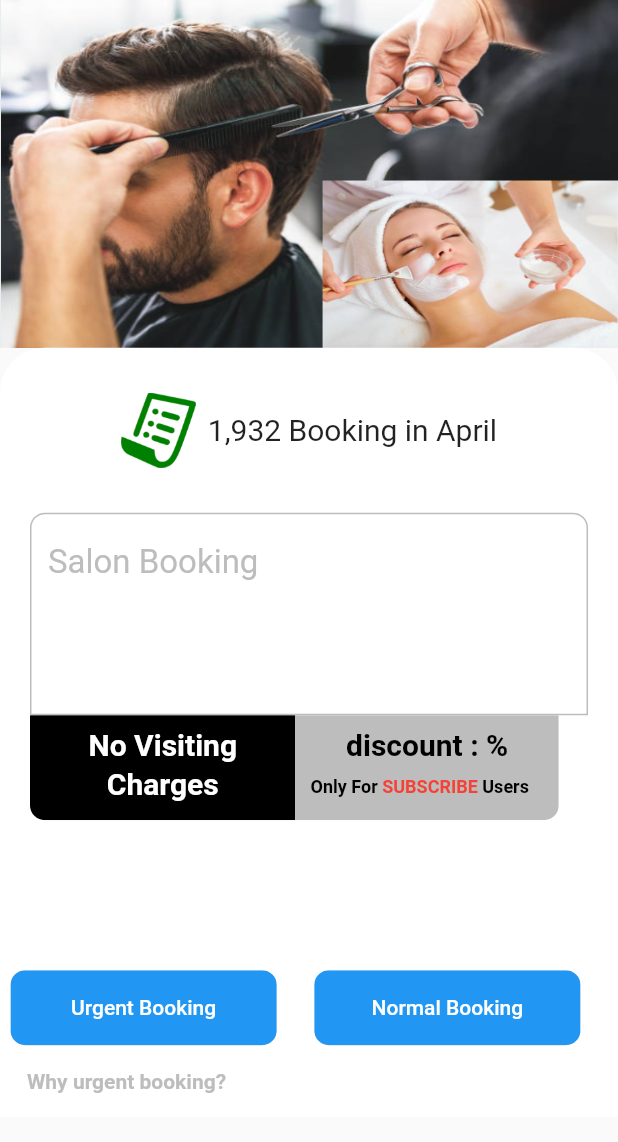
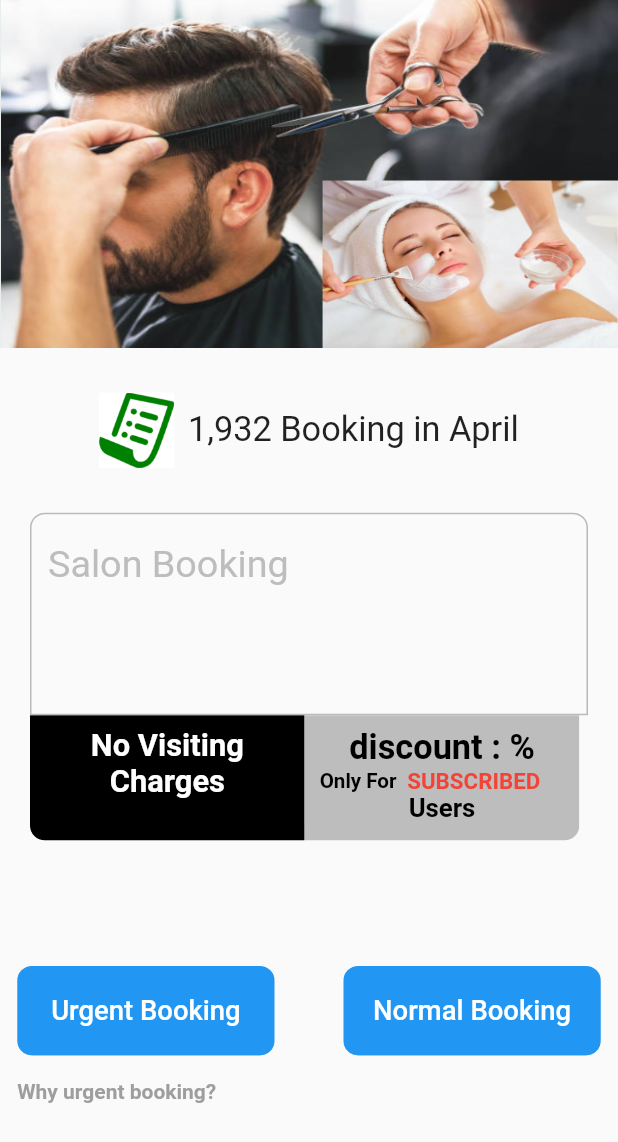
Before and after one commit to flameXpriyanshu/Repair-Duniya, a Flutter app: the MySalon screen opened by its route, on a phone screen of 412 x 824 dp. Shown: the top 1142 px of the screen. Run offline on Flutter 3.47's test engine with Material 2 defaults, Android fonts, the phone set to English and light mode, and no system bars; drawn by our look-alikes of carousel_slider; our stand-ins replace country_picker, firebase_auth, firebase_core, flutter_rating_bar, flutter_screenutil, flutter_svg and 5 more; missing offline and left inert: flutter_polyline_points; accounts and stored records are empty; network calls fail.

Commit message:
small changes on UI

```diff
--- a/lib/icon_Screen.dart/salon.dart
+++ b/lib/icon_Screen.dart/salon.dart
@@ -1,6 +1,7 @@
 import 'package:carousel_slider/carousel_slider.dart';
 import 'package:flutter/material.dart';
 import 'package:flutter/services.dart';
+import 'package:flutter_screenutil/flutter_screenutil.dart';
 import 'package:video_player/video_player.dart';
 
 class MySalon extends StatefulWidget {
@@ -34,6 +35,7 @@ class _MySalonState extends State<MySalon> {
 
   @override
   Widget build(BuildContext context) {
+    ScreenUtil.init(context);
     final List<Widget> imgSlider = widget.SalonList.map(
       (item) => Container(
         height: 500,
@@ -88,14 +90,7 @@ class _MySalonState extends State<MySalon> {
                 //     );
                 //   }).toList(),
                 // ),
-            Container(
-              decoration: BoxDecoration(
-                color: Colors.white,
-                borderRadius: BorderRadius.only(
-                    topLeft: Radius.circular(30),
-                    topRight: Radius.circular(30)),
-              ),
-              child: Column(
+                Column(
                   children: [
                     Center(
                       child: Padding(
@@ -106,7 +101,7 @@ class _MySalonState extends State<MySalon> {
                             Container(
                               height: 50,
                               width: 50,
-                            decoration: BoxDecoration(
+                              decoration: const BoxDecoration(
                                 color: Colors.white,
                                 image: DecorationImage(
                                   image: ExactAssetImage('assets/booking.png'),
@@ -115,18 +110,18 @@ class _MySalonState extends State<MySalon> {
                               ),
                             ),
                             SizedBox(
-                            width: 8,
+                              width: 8.w,
                             ),
                             Text(
                               "1,932 Booking in April",
                               style: TextStyle(
-                                fontSize: 20, fontWeight: FontWeight.w400),
+                                  fontSize: 20.sp, fontWeight: FontWeight.w400),
                             ),
                           ],
                         ),
                       ),
                     ),
-                  SizedBox(
+                    const SizedBox(
                       height: 30,
                     ),
                     Column(
@@ -142,15 +137,15 @@ class _MySalonState extends State<MySalon> {
                               hintMaxLines: 2,
                               hintText: 'Salon Booking',
                               hintStyle: TextStyle(
-                                color: Colors.grey.shade400, fontSize: 22),
-                            enabledBorder: OutlineInputBorder(
+                                  color: Colors.grey.shade400, fontSize: 22.sp),
+                              enabledBorder: const OutlineInputBorder(
                                 borderRadius: BorderRadius.only(
                                     topLeft: Radius.circular(10),
                                     topRight: Radius.circular(10)),
                                 borderSide:
                                     BorderSide(width: 1, color: Colors.black26),
                               ),
-                            focusedBorder: OutlineInputBorder(
+                              focusedBorder: const OutlineInputBorder(
                                 borderRadius: BorderRadius.only(
                                     topLeft: Radius.circular(10),
                                     topRight: Radius.circular(10)),
@@ -161,18 +156,18 @@ class _MySalonState extends State<MySalon> {
                           ),
                         ),
                         Padding(
-                        padding: EdgeInsets.only(
+                          padding: const EdgeInsets.only(
                             left: 20,
                           ),
                           child: Row(
                             children: [
                               ClipRRect(
-                              borderRadius: BorderRadius.only(
+                                borderRadius: const BorderRadius.only(
                                   bottomLeft: Radius.circular(10),
                                 ),
                                 child: Container(
-                                height: 70,
-                                width: 177,
+                                  height: 70.h,
+                                  width: 160.w,
                                   color: Colors.black,
                                   child: Padding(
                                     padding: const EdgeInsets.only(top: 8),
@@ -182,17 +177,14 @@ class _MySalonState extends State<MySalon> {
                                           Text(
                                             'No Visiting',
                                             style: TextStyle(
-                                              fontSize: 20,
+                                                fontSize: 18.sp,
                                                 color: Colors.white,
                                                 fontWeight: FontWeight.w600),
-                                        ),
-                                        SizedBox(
-                                          height: 3,
                                           ),
                                           Text(
                                             'Charges',
                                             style: TextStyle(
-                                              fontSize: 20,
+                                                fontSize: 18.sp,
                                                 color: Colors.white,
                                                 fontWeight: FontWeight.bold),
                                           ),
@@ -203,12 +195,12 @@ class _MySalonState extends State<MySalon> {
                                 ),
                               ),
                               ClipRRect(
-                              borderRadius: BorderRadius.only(
+                                borderRadius: const BorderRadius.only(
                                   bottomRight: Radius.circular(10),
                                 ),
                                 child: Container(
-                                height: 70,
-                                width: 175.5,
+                                  height: 70.h,
+                                  width: 160.w,
                                   color: Colors.grey.shade400,
                                   child: Padding(
                                     padding: const EdgeInsets.only(top: 8),
@@ -218,12 +210,9 @@ class _MySalonState extends State<MySalon> {
                                           Text(
                                             'discount : %',
                                             style: TextStyle(
-                                              fontSize: 20,
+                                                fontSize: 20.sp,
                                                 color: Colors.black,
                                                 fontWeight: FontWeight.w600),
-                                        ),
-                                        SizedBox(
-                                          height: 10,
                                           ),
                                           Padding(
                                             padding: const EdgeInsets.only(
@@ -233,29 +222,28 @@ class _MySalonState extends State<MySalon> {
                                                 Text(
                                                   'Only For ',
                                                   style: TextStyle(
-                                                    fontSize: 12,
+                                                      fontSize: 12.sp,
                                                       color: Colors.black,
                                                       fontWeight:
                                                           FontWeight.bold),
                                                 ),
                                                 Text(
-                                                'SUBSCRIBE ',
+                                                  ' SUBSCRIBED',
                                                   style: TextStyle(
-                                                    fontSize: 12,
+                                                      fontSize: 13.sp,
                                                       color: Colors.red,
-                                                    fontWeight:
-                                                        FontWeight.bold),
-                                              ),
-                                              Text(
-                                                'Users',
-                                                style: TextStyle(
-                                                    fontSize: 12,
-                                                    color: Colors.black,
                                                       fontWeight:
                                                           FontWeight.bold),
                                                 ),
                                               ],
                                             ),
+                                          ),
+                                          Text(
+                                            'Users',
+                                            style: TextStyle(
+                                                fontSize: 15.sp,
+                                                color: Colors.black,
+                                                fontWeight: FontWeight.bold),
                                           ),
                                         ],
                                       ),
@@ -267,18 +255,17 @@ class _MySalonState extends State<MySalon> {
                           ),
                         ),
                         SizedBox(
-                        height: 100,
+                          height: 70.h,
                         ),
-                      Padding(
-                        padding: const EdgeInsets.only(right: 0, left: 7),
-                        child: Row(
+                        Row(
+                          mainAxisAlignment: MainAxisAlignment.spaceEvenly,
                           children: [
                             SizedBox(
-                              height: 50,
-                              width: 177.5,
+                              height: 50.h,
+                              width: 150.w,
                               child: ClipRRect(
                                 borderRadius:
-                                    BorderRadius.all(Radius.circular(10)),
+                                    const BorderRadius.all(Radius.circular(10)),
                                 child: ElevatedButton(
                                     onPressed: () {},
                                     style: ButtonStyle(
@@ -294,18 +281,22 @@ class _MySalonState extends State<MySalon> {
                                         },
                                       ),
                                     ),
-                                    child: Text("Urgent Booking")),
+                                    child: Text(
+                                      "Urgent Booking",
+                                      style: TextStyle(
+                                          color: Colors.white, fontSize: 16.sp),
+                                    )),
                               ),
                             ),
                             SizedBox(
-                              width: 25,
+                              width: 20.w,
                             ),
                             SizedBox(
-                              height: 50,
-                              width: 177.5,
+                              height: 50.h,
+                              width: 150.w,
                               child: ClipRRect(
                                 borderRadius:
-                                    BorderRadius.all(Radius.circular(10)),
+                                    const BorderRadius.all(Radius.circular(10)),
                                 child: ElevatedButton(
                                     onPressed: () {},
                                     style: ButtonStyle(
@@ -321,33 +312,35 @@ class _MySalonState extends State<MySalon> {
                                         },
                                       ),
                                     ),
-                                    child: Text("Normal Booking")),
+                                    child: Text(
+                                      "Normal Booking",
+                                      style: TextStyle(
+                                          color: Colors.white, fontSize: 16.sp),
+                                    )),
                               ),
                             ),
                           ],
                         ),
-                      ),
-                      Row(
-                        children: [
-                          Padding(padding: EdgeInsets.only(left: 10)),
-                          TextButton(
+                        Align(
+                          alignment: Alignment.centerLeft,
+                          child: TextButton(
                               onPressed: () {},
                               child: Text(
-                                'Why urgent booking?',
+                                ' Why urgent booking?',
                                 style: TextStyle(
-                                    color: Colors.grey.shade400,
+                                    color: Colors.grey.shade500,
                                     fontWeight: FontWeight.bold),
                               )),
-                        ],
                         ),
                       ],
                     ),
                   ],
                 ),
-            ),
+              ]),
+            )
           ]),
         ),
-      ]),
-    )));
+      ),
+    );
   }
 }
```
Also changed, not shown: lib/Model_Screens/Buy_Appliances/buy_appliances.dart (+13 -13 lines), lib/Model_Screens/Buy_Appliances/product_card.dart (+5 -5 lines), lib/Model_Screens/Control_Devices/accessView.dart (+33 -65 lines), lib/Model_Screens/Control_Devices/orderconfirmatoinView.dart (+17 -24 lines), lib/Model_Screens/Home_Screen/home.dart (+10 -13 lines), lib/Model_Screens/Home_Screen/homeIconButton.dart (+29 -54 lines), lib/Model_Screens/Login_All_Screen/otp.dart (+24 -13 lines), lib/Model_Screens/Login_All_Screen/phone.dart (+12 -8 lines), lib/Model_Screens/Onboarding_Screen/page_indicator.dart (+5 -3 lines), lib/icon_Screen.dart/painter.dart (+62 -67 lines), lib/main.dart (+6 -6 lines), pubspec.lock, 6 other files. Lines whose indentation alone changed are shown as unchanged.
